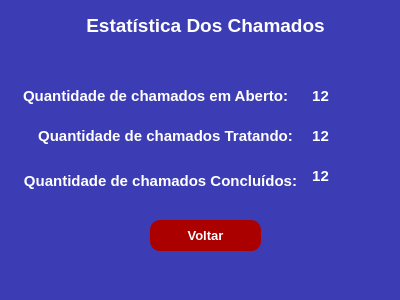
luizcarlosjj/chamadosSys, file pages/stats_chamados.ui: the form before one commit.
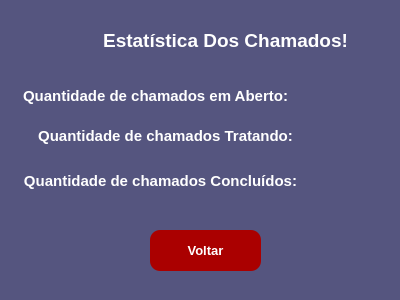
The form after the commit. Icons and pictures are not drawn.

Patch:
```diff
--- a/pages/stats_chamados.ui
+++ b/pages/stats_chamados.ui
@@ -14,17 +14,17 @@
    <string>Estatisticas Chamados</string>
   </property>
   <property name="styleSheet">
-   <string notr="true">background-color: rgb(60, 60, 181);
-color: rgb(255, 255, 255);</string>
+   <string notr="true">color: rgb(255, 255, 255);
+background-color: rgb(85, 85, 127);</string>
   </property>
   <widget class="QWidget" name="centralwidget">
    <widget class="QLabel" name="label">
     <property name="geometry">
      <rect>
-      <x>70</x>
-      <y>0</y>
+      <x>90</x>
+      <y>30</y>
       <width>271</width>
-      <height>51</height>
+      <height>21</height>
      </rect>
     </property>
     <property name="font">
@@ -35,7 +35,7 @@
      </font>
     </property>
     <property name="text">
-     <string>Estatística Dos Chamados</string>
+     <string>Estatística Dos Chamados!</string>
     </property>
     <property name="alignment">
      <set>Qt::AlignCenter</set>
@@ -45,9 +45,9 @@
     <property name="geometry">
      <rect>
       <x>150</x>
-      <y>220</y>
+      <y>230</y>
       <width>111</width>
-      <height>31</height>
+      <height>41</height>
      </rect>
     </property>
     <property name="font">
@@ -129,7 +129,7 @@
      </font>
     </property>
     <property name="text">
-     <string>12</string>
+     <string/>
     </property>
     <property name="alignment">
      <set>Qt::AlignCenter</set>
@@ -152,7 +152,7 @@
      </font>
     </property>
     <property name="text">
-     <string>12</string>
+     <string/>
     </property>
     <property name="alignment">
      <set>Qt::AlignCenter</set>
@@ -198,22 +198,31 @@
      </font>
     </property>
     <property name="text">
-     <string>12</string>
+     <string/>
     </property>
     <property name="alignment">
      <set>Qt::AlignCenter</set>
     </property>
    </widget>
-  </widget>
-  <widget class="QMenuBar" name="menubar">
-   <property name="geometry">
-    <rect>
-     <x>0</x>
-     <y>0</y>
-     <width>400</width>
-     <height>21</height>
-    </rect>
-   </property>
+   <widget class="QLabel" name="label_8">
+    <property name="geometry">
+     <rect>
+      <x>40</x>
+      <y>10</y>
+      <width>51</width>
+      <height>51</height>
+     </rect>
+    </property>
+    <property name="text">
+     <string/>
+    </property>
+    <property name="pixmap">
+     <pixmap>../src/bar-dotted-stats.png</pixmap>
+    </property>
+    <property name="scaledContents">
+     <bool>true</bool>
+    </property>
+   </widget>
   </widget>
   <widget class="QStatusBar" name="statusbar"/>
  </widget>
```
Left out of the diff: 4 changed lines with no effect on the pictures.
